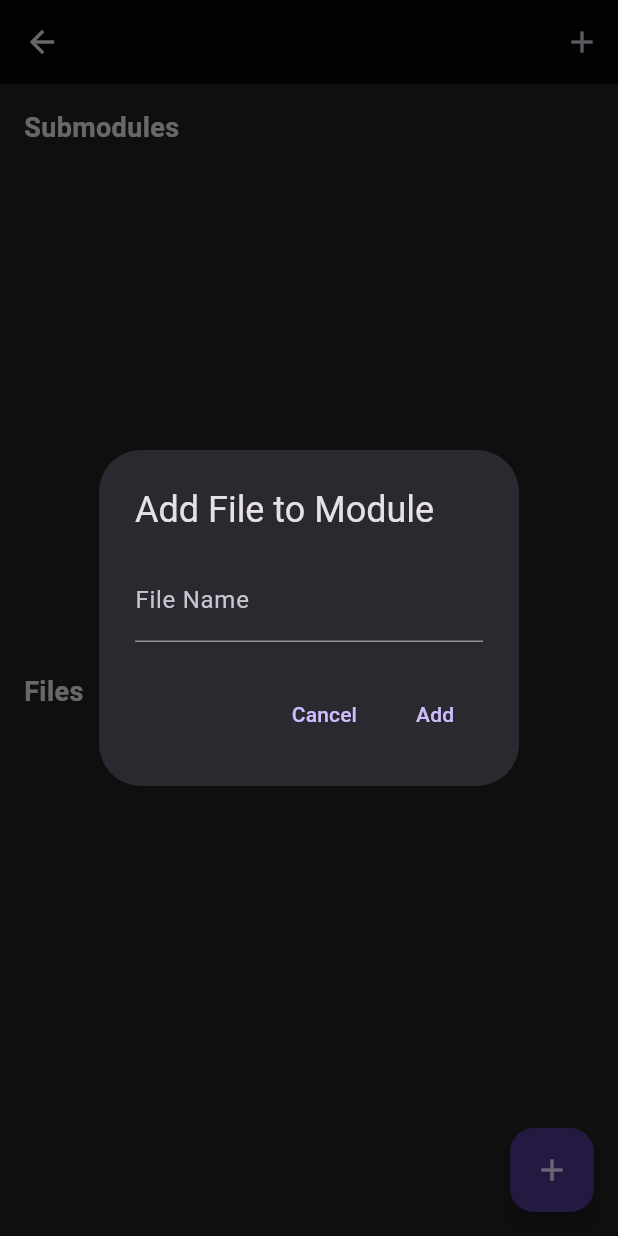
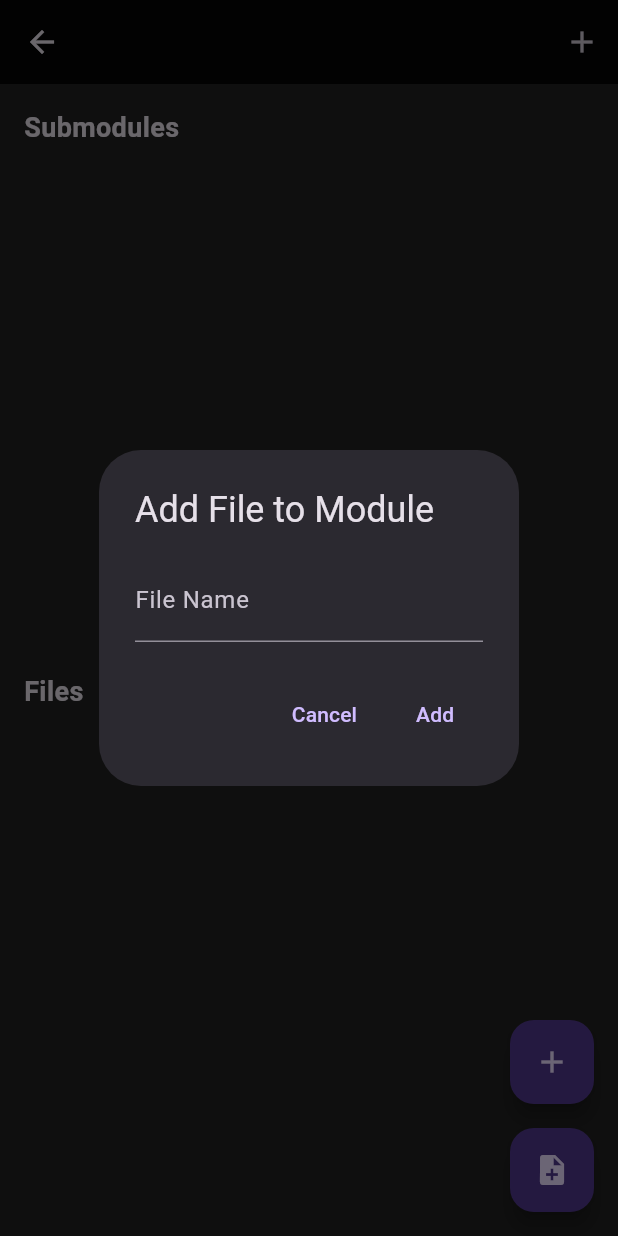
Before and after one commit to AnitaMah/DevLog, a Flutter app: the ModuleScreen screen opened directly with empty values, after a tap on the "add" icon, on a phone screen of 412 x 824 dp. Run offline on Flutter 3.47's test engine with Material 3 defaults, Android fonts, the phone set to English and light mode, and no system bars; our stand-ins replace font_awesome_flutter, hive, hive_flutter, image_picker; accounts and stored records are empty; generated files the repository leaves out were written again.

Commit message:
Update floating action button layout in ModuleScreen
Refactor floating action button to include an additional button for adding files.

```diff
--- a/lib/screens/module_screen.dart
+++ b/lib/screens/module_screen.dart
@@ -1,5 +1,6 @@
 import 'package:flutter/material.dart';
 import 'package:dev_log/models/module.dart';
+import 'package:dev_log/models/submodule.dart';
 import 'package:dev_log/database/database_helper.dart';
 import 'package:dev_log/screens/submodule_screen.dart';
 
@@ -75,9 +76,19 @@ class ModuleScreen extends StatelessWidget {
           ],
         ),
       ),
-      floatingActionButton: FloatingActionButton(
-        onPressed: () => _showAddSubmoduleDialog(context),
-        child: const Icon(Icons.add),
+      floatingActionButton: Column(
+        mainAxisAlignment: MainAxisAlignment.end,
+        children: [
+          FloatingActionButton(
+            onPressed: () => _showAddSubmoduleDialog(context),
+            child: const Icon(Icons.add),
+          ),
+          const SizedBox(height: 16),
+          FloatingActionButton(
+            onPressed: () => _showAddFileDialog(context),
+            child: const Icon(Icons.note_add),
+          ),
+        ],
       ),
     );
   }
```
